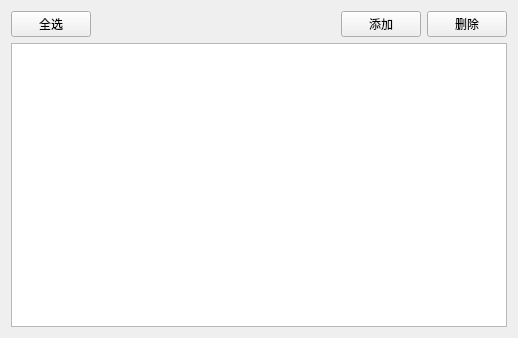
The window that pack/qt_ui/at_user_manage_ui.ui (gupingan/khs-pyside6) describes before a commit, drawn with Qt 5.
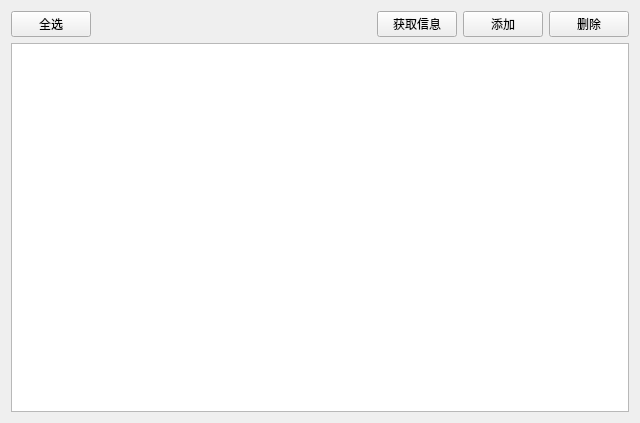
The same window after the commit.

```diff
--- a/pack/qt_ui/at_user_manage_ui.ui
+++ b/pack/qt_ui/at_user_manage_ui.ui
@@ -6,8 +6,8 @@
    <rect>
     <x>0</x>
     <y>0</y>
-    <width>518</width>
-    <height>338</height>
+    <width>640</width>
+    <height>423</height>
    </rect>
   </property>
   <property name="windowTitle">
@@ -42,6 +42,13 @@
        </property>
       </spacer>
      </item>
+     <item>
+      <widget class="QPushButton" name="get_info_btn">
+       <property name="text">
+        <string>获取信息</string>
+       </property>
+      </widget>
+     </item>
      <item>
       <widget class="QPushButton" name="create_at_user_btn">
        <property name="text">
```
